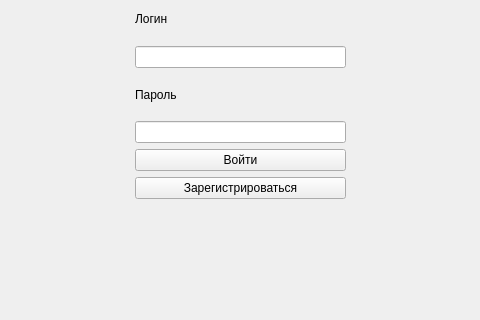
This is gui/project/src/authorizationwindow.ui in cpp-park-vk-education/2023_1_HAC as Qt 5 draws it before an edit; both pictures show x 135 to 615 and y 172 to 492 of the 800 by 600 pixel window. The edited form follows.
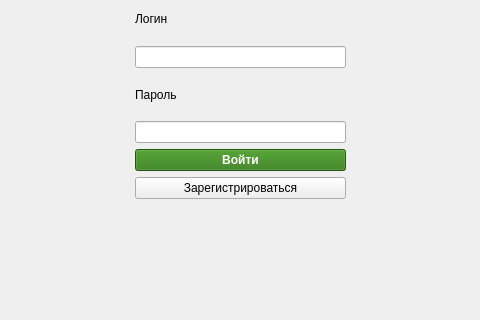
This is the edited form.

What changed in the file:
```diff
--- a/gui/project/src/authorizationwindow.ui
+++ b/gui/project/src/authorizationwindow.ui
@@ -13,6 +13,9 @@
   <property name="windowTitle">
    <string>Form</string>
   </property>
+  <property name="styleSheet">
+   <string notr="true"/>
+  </property>
   <widget class="QWidget" name="layoutWidget">
    <property name="geometry">
     <rect>
@@ -52,6 +55,22 @@
     </item>
     <item row="4" column="0">
      <widget class="QPushButton" name="btnEnter">
+      <property name="font">
+       <font>
+        <weight>75</weight>
+        <bold>true</bold>
+       </font>
+      </property>
+      <property name="styleSheet">
+       <string notr="true">QPushButton {
+    background-color:  rgb(44, 120, 14);
+	color: rgb(255, 255, 255);
+}
+
+QPushButton:pressed {
+    background-color:  rgb(32, 87, 10);
+}</string>
+      </property>
       <property name="text">
        <string>Войти</string>
       </property>
```
